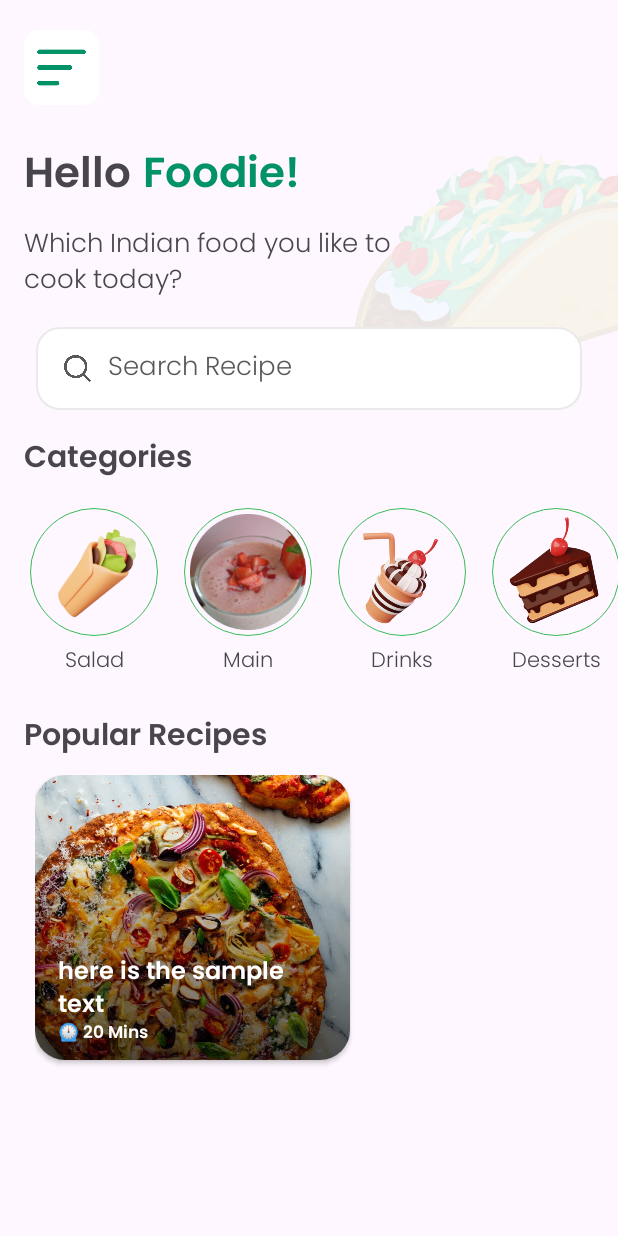
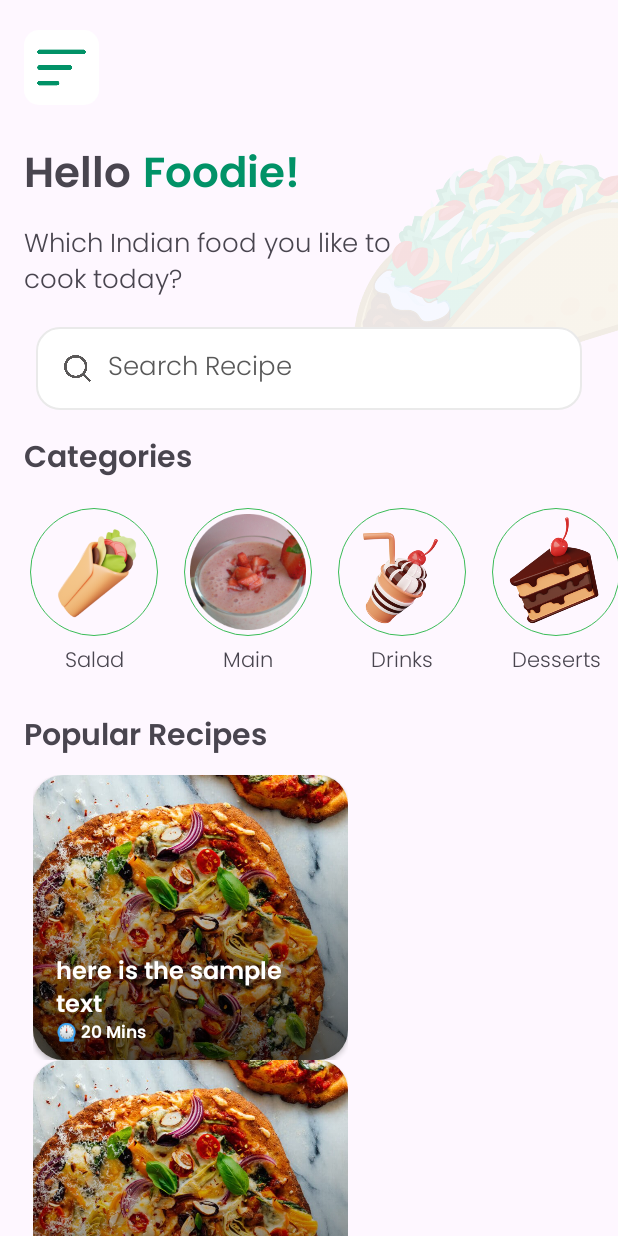
Before and after one commit to KrishVerma7/CookBook, an Android app: the layout activity_home.xml on its own in the app's theme, with its tools: preview values and no code run, on a phone screen of 412 x 824 dp. Run offline under Robolectric (Android 15) with nearby library versions, the phone set to English and light mode, and no system bars.

Commit message:
Implemented functioning of rv_popular, corrected popular_rv_item.xml

```diff
--- a/app/src/main/AndroidManifest.xml
+++ b/app/src/main/AndroidManifest.xml
@@ -1,6 +1,8 @@
 <?xml version="1.0" encoding="utf-8"?>
 <manifest xmlns:android="http://schemas.android.com/apk/res/android"
     xmlns:tools="http://schemas.android.com/tools">
+
+    <uses-permission android:name="android.permission.INTERNET" />
 
     <application
         android:allowBackup="true"
@@ -12,6 +14,9 @@
         android:supportsRtl="true"
         android:theme="@style/Theme.CookBook"
         tools:targetApi="31">
+        <activity
+            android:name=".SearchActivity"
+            android:exported="false" />
         <activity
             android:name=".HomeActivity"
             android:exported="false" />
--- a/app/src/main/java/com/example/cookbook/Dao.kt
+++ b/app/src/main/java/com/example/cookbook/Dao.kt
@@ -1,10 +1,12 @@
 package com.example.cookbook
 
+import androidx.room.Dao
 import androidx.room.Query
 
 //DAO is used to get data from database
 //in this file we write queries and functions
+@Dao
 interface Dao {
-    @get:Query("SELECT*FROM recipe")
-    var all:List<Recipe?>?
+    @Query("SELECT * FROM recipe")
+    fun getAll():List<Recipe?>?
 }
--- a/app/src/main/java/com/example/cookbook/PopularAdapter.kt
+++ b/app/src/main/java/com/example/cookbook/PopularAdapter.kt
@@ -24,7 +24,7 @@ class PopularAdapter(var dataList: ArrayList<Recipe>, var context: Context) :
     override fun onBindViewHolder(holder: ViewHolder, position: Int) {
         holder.binding.popularImg
         Glide.with(context).load(dataList.get(position).img).into(holder.binding.popularImg)
-        holder.binding.popularTxt.text = dataList.get(position).title
+        holder.binding.popularTxt.text = dataList.get(position).tittle
         //our time is written with ingredients in database file thus we need to extract it out
         var time = dataList.get(position).ing.split("\n".toRegex()).dropLastWhile { it.isEmpty() }
             .toTypedArray()
--- a/app/src/main/java/com/example/cookbook/Recipe.kt
+++ b/app/src/main/java/com/example/cookbook/Recipe.kt
@@ -6,7 +6,7 @@ import androidx.room.PrimaryKey
 @Entity(tableName = "recipe")
 class Recipe(
     var img: String,
-    var title: String,
+    var tittle: String,
     var des: String,
     var ing: String,
     var category: String
--- a/app/src/main/res/layout/activity_home.xml
+++ b/app/src/main/res/layout/activity_home.xml
@@ -67,7 +67,7 @@
         app:layout_constraintTop_toBottomOf="@+id/textView2" />
 
     <EditText
-        android:id="@+id/editTextText"
+        android:id="@+id/search"
         android:layout_width="match_parent"
         android:layout_height="55dp"
         android:layout_marginStart="24dp"
@@ -107,7 +107,7 @@
         android:text="Categories"
         android:textSize="20sp"
         app:layout_constraintStart_toStartOf="parent"
-        app:layout_constraintTop_toBottomOf="@+id/editTextText" />
+        app:layout_constraintTop_toBottomOf="@+id/search" />
 
     <HorizontalScrollView
         android:id="@+id/horizontalScrollView"
@@ -208,7 +208,7 @@
 
     <TextView
         android:id="@+id/Popular"
-        android:layout_width="270dp"
+        android:layout_width="wrap_content"
         android:layout_height="wrap_content"
         android:layout_marginStart="16dp"
         android:layout_marginTop="16dp"
@@ -220,9 +220,8 @@
 
     <androidx.recyclerview.widget.RecyclerView
         android:id="@+id/rv_popular"
-        android:layout_width="match_parent"
+        android:layout_width="wrap_content"
         android:layout_height="wrap_content"
-        android:layout_marginStart="1dp"
         android:layout_marginTop="8dp"
         app:layout_constraintStart_toStartOf="parent"
         app:layout_constraintTop_toBottomOf="@+id/Popular"
--- a/app/src/main/res/layout/popular_rv_item.xml
+++ b/app/src/main/res/layout/popular_rv_item.xml
@@ -1,10 +1,11 @@
 <?xml version="1.0" encoding="utf-8"?>
 <LinearLayout xmlns:android="http://schemas.android.com/apk/res/android"
     xmlns:tools="http://schemas.android.com/tools"
-    android:layout_width="match_parent"
-    android:layout_height="match_parent"
+    android:layout_width="wrap_content"
+    android:layout_height="wrap_content"
     xmlns:app="http://schemas.android.com/apk/res-auto"
-    android:layout_marginStart="22dp">
+    android:layout_marginStart="22dp"
+    android:paddingHorizontal="0dp"> <!-- Ensure no margins -->
 
     <androidx.cardview.widget.CardView
         android:layout_width="210dp"
```
Also changed, not shown: app/src/main/java/com/example/cookbook/HomeActivity.kt (+27 -1 lines), app/src/main/java/com/example/cookbook/SearchActivity.kt (added, +28 -0 lines), app/src/main/res/layout/activity_search.xml (added, +49 -0 lines).
